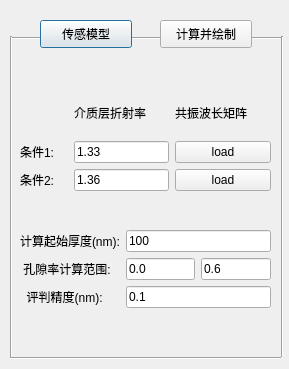
yintao1995/hyperspectral_data_viewer, file thickness_2D_distribution.ui: the form before one commit.
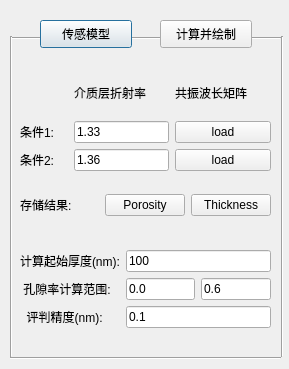
The form after the commit.

What changed in the file:
```diff
--- a/thickness_2D_distribution.ui
+++ b/thickness_2D_distribution.ui
@@ -95,7 +95,7 @@
    <property name="geometry">
     <rect>
      <x>20</x>
-     <y>90</y>
+     <y>70</y>
      <width>251</width>
      <height>101</height>
     </rect>
@@ -169,7 +169,7 @@
    <property name="geometry">
     <rect>
      <x>20</x>
-     <y>230</y>
+     <y>250</y>
      <width>251</width>
      <height>81</height>
     </rect>
@@ -242,6 +242,39 @@
     </item>
    </layout>
   </widget>
+  <widget class="QWidget" name="">
+   <property name="geometry">
+    <rect>
+     <x>20</x>
+     <y>190</y>
+     <width>251</width>
+     <height>30</height>
+    </rect>
+   </property>
+   <layout class="QHBoxLayout" name="horizontalLayout_2" stretch="1,1,1">
+    <item>
+     <widget class="QLabel" name="label_8">
+      <property name="text">
+       <string>存储结果:</string>
+      </property>
+     </widget>
+    </item>
+    <item>
+     <widget class="QPushButton" name="pushButton_5">
+      <property name="text">
+       <string>Porosity</string>
+      </property>
+     </widget>
+    </item>
+    <item>
+     <widget class="QPushButton" name="pushButton_6">
+      <property name="text">
+       <string>Thickness</string>
+      </property>
+     </widget>
+    </item>
+   </layout>
+  </widget>
  </widget>
  <resources/>
  <connections/>
```
